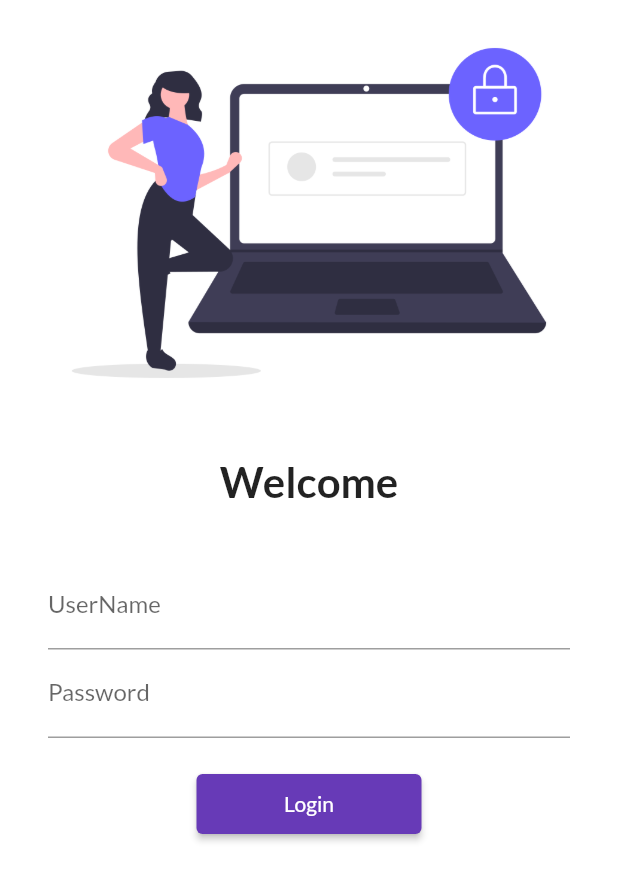
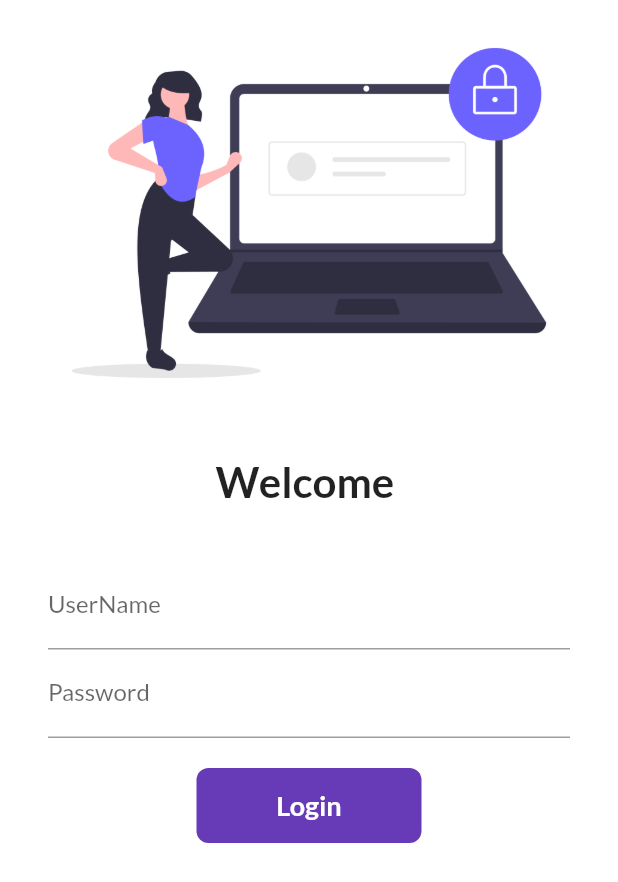
Before and after one commit to vishal2develop/30DaysOfFlutter, a Flutter app: the screen it shows after launch, on a phone screen of 412 x 824 dp. Shown: the top 882 px of the screen. Run offline on Flutter 3.47's test engine with Material 2 defaults, Android fonts, the phone set to English and light mode, and no system bars; our stand-ins replace google_fonts.

Commit message:
day 6 comleted

```diff
--- a/lib/pages/login_page.dart
+++ b/lib/pages/login_page.dart
@@ -1,8 +1,16 @@
 import 'package:flutter/material.dart';
 import '../utils/routes.dart';
 
-class LoginPage extends StatelessWidget {
+class LoginPage extends StatefulWidget {
   const LoginPage({Key? key}) : super(key: key);
+
+  @override
+  State<LoginPage> createState() => _LoginPageState();
+}
+
+class _LoginPageState extends State<LoginPage> {
+  String name = "";
+  bool changeButton = false;
 
   @override
   Widget build(BuildContext context) {
@@ -19,7 +27,7 @@ class LoginPage extends StatelessWidget {
                 height: 20,
               ),
               Text(
-                'Welcome',
+                'Welcome $name',
                 style: TextStyle(fontSize: 28, fontWeight: FontWeight.bold),
               ),
               SizedBox(
@@ -33,6 +41,10 @@ class LoginPage extends StatelessWidget {
                     TextFormField(
                       decoration: InputDecoration(
                           hintText: 'Enter username', labelText: 'UserName'),
+                      onChanged: (value) {
+                        name = value;
+                        setState(() {});
+                      },
                     ),
                     TextFormField(
                       obscureText: true,
@@ -42,13 +54,47 @@ class LoginPage extends StatelessWidget {
                     SizedBox(
                       height: 20,
                     ),
-                    ElevatedButton(
-                      onPressed: () {
+                    InkWell(
+                      child: AnimatedContainer(
+                        duration: Duration(seconds: 1),
+                        height: 50,
+                        width: changeButton ? 50 : 150,
+                        alignment: Alignment.center,
+                        child: changeButton
+                            ? Icon(
+                                Icons.done,
+                                color: Colors.white,
+                              )
+                            : Text(
+                                'Login',
+                                style: TextStyle(
+                                    color: Colors.white,
+                                    fontWeight: FontWeight.bold,
+                                    fontSize: 18),
+                              ),
+                        decoration: BoxDecoration(
+                            color: Colors.deepPurple,
+                            // shape: changeButton
+                            //     ? BoxShape.circle
+                            //     : BoxShape.rectangle,
+                            borderRadius:
+                                BorderRadius.circular(changeButton ? 50 : 8)),
+                      ),
+                      onTap: () async {
+                        setState(() {
+                          changeButton = true;
+                        });
+                        await Future.delayed(Duration(seconds: 1));
                         Navigator.pushNamed(context, MyRoutes.homeRoute);
                       },
-                      child: Text('Login'),
-                      style: TextButton.styleFrom(minimumSize: Size(150, 40)),
                     )
+                    // ElevatedButton(
+                    //   onPressed: () {
+                    //     Navigator.pushNamed(context, MyRoutes.homeRoute);
+                    //   },
+                    //   child: Text('Login'),
+                    //   style: TextButton.styleFrom(minimumSize: Size(150, 40)),
+                    // )
                   ],
                 ),
               )
```
